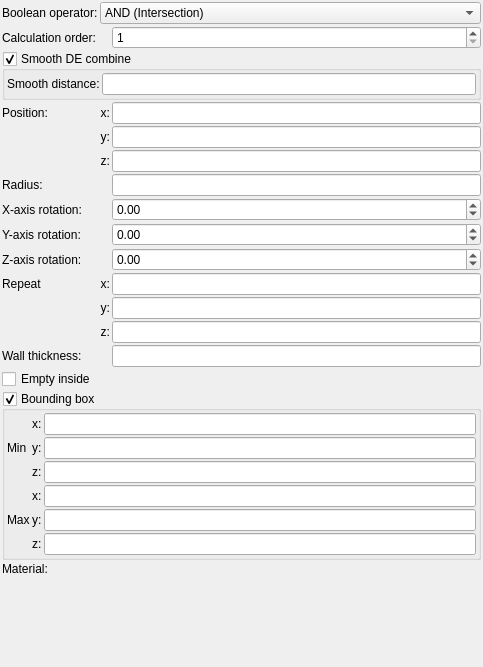
buddhi1980/mandelbulber2, file mandelbulber2/formula/ui/primitive_sphere.ui: the form before one commit.
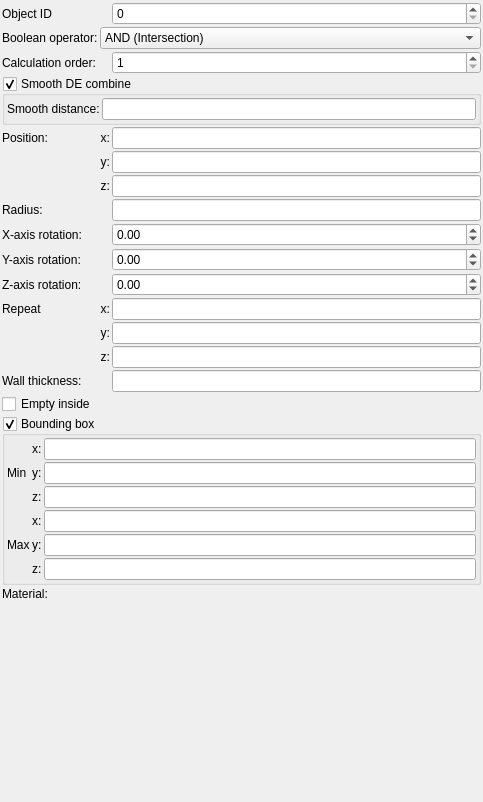
The form after the commit. Custom widgets are drawn as their Qt base class.

Commit message: Added object_id in box and sphere UIs (for testing) Added displaying of more object tree data in objects tree widget

The edit to the form file:
```diff
--- a/mandelbulber2/formula/ui/primitive_sphere.ui
+++ b/mandelbulber2/formula/ui/primitive_sphere.ui
@@ -7,7 +7,7 @@
     <x>0</x>
     <y>0</y>
     <width>483</width>
-    <height>667</height>
+    <height>802</height>
    </rect>
   </property>
   <property name="windowTitle">
@@ -34,17 +34,27 @@
      <property name="spacing">
       <number>2</number>
      </property>
-     <item row="4" column="1">
-      <widget class="QLabel" name="label_12">
+     <item row="11" column="1">
+      <widget class="QLabel" name="label_repeat_x_2">
        <property name="text">
-        <string>y:</string>
+        <string>x:</string>
        </property>
        <property name="alignment">
         <set>Qt::AlignRight|Qt::AlignTrailing|Qt::AlignVCenter</set>
        </property>
       </widget>
      </item>
-     <item row="3" column="2">
+     <item row="13" column="1">
+      <widget class="QLabel" name="label_repeat_z_2">
+       <property name="text">
+        <string>z:</string>
+       </property>
+       <property name="alignment">
+        <set>Qt::AlignRight|Qt::AlignTrailing|Qt::AlignVCenter</set>
+       </property>
+      </widget>
+     </item>
+     <item row="4" column="2">
       <widget class="MyLineEdit" name="vect3_position_x">
        <property name="sizePolicy">
         <sizepolicy hsizetype="Expanding" vsizetype="Maximum">
@@ -54,37 +64,121 @@
        </property>
       </widget>
      </item>
-     <item row="9" column="2">
-      <widget class="MyDoubleSpinBox" name="spinboxd3_rotation_z">
+     <item row="9" column="0">
+      <widget class="QLabel" name="label_y_rotation">
+       <property name="text">
+        <string>Y-axis rotation:</string>
+       </property>
+      </widget>
+     </item>
+     <item row="12" column="1">
+      <widget class="QLabel" name="label_repeat_y_2">
+       <property name="text">
+        <string>y:</string>
+       </property>
+       <property name="alignment">
+        <set>Qt::AlignRight|Qt::AlignTrailing|Qt::AlignVCenter</set>
+       </property>
+      </widget>
+     </item>
+     <item row="13" column="2">
+      <widget class="MyLineEdit" name="vect3_repeat_z">
        <property name="sizePolicy">
-        <sizepolicy hsizetype="Minimum" vsizetype="Maximum">
+        <sizepolicy hsizetype="Expanding" vsizetype="Maximum">
          <horstretch>0</horstretch>
          <verstretch>0</verstretch>
         </sizepolicy>
        </property>
-       <property name="prefix">
-        <string/>
-       </property>
-       <property name="suffix">
-        <string/>
-       </property>
-       <property name="decimals">
-        <number>2</number>
-       </property>
-       <property name="minimum">
-        <double>-36000.000000000000000</double>
-       </property>
-       <property name="maximum">
-        <double>36000.000000000000000</double>
-       </property>
-       <property name="singleStep">
-        <double>0.100000000000000</double>
-       </property>
       </widget>
      </item>
      <item row="10" column="2">
-      <widget class="MyLineEdit" name="vect3_repeat_x">
+      <widget class="MyDoubleSpinBox" name="spinboxd3_rotation_z">
        <property name="sizePolicy">
+        <sizepolicy hsizetype="Minimum" vsizetype="Maximum">
+         <horstretch>0</horstretch>
+         <verstretch>0</verstretch>
+        </sizepolicy>
+       </property>
+       <property name="prefix">
+        <string/>
+       </property>
+       <property name="suffix">
+        <string/>
+       </property>
+       <property name="decimals">
+        <number>2</number>
+       </property>
+       <property name="minimum">
+        <double>-36000.000000000000000</double>
+       </property>
+       <property name="maximum">
+        <double>36000.000000000000000</double>
+       </property>
+       <property name="singleStep">
+        <double>0.100000000000000</double>
+       </property>
+      </widget>
+     </item>
+     <item row="3" column="0" colspan="3">
+      <widget class="MyGroupBox" name="groupCheck_smooth_de_combine_enable">
+       <property name="title">
+        <string>Smooth DE combine</string>
+       </property>
+       <property name="checkable">
+        <bool>true</bool>
+       </property>
+       <layout class="QGridLayout" name="gridLayout_4">
+        <property name="leftMargin">
+         <number>2</number>
+        </property>
+        <property name="topMargin">
+         <number>2</number>
+        </property>
+        <property name="rightMargin">
+         <number>2</number>
+        </property>
+        <property name="bottomMargin">
+         <number>2</number>
+        </property>
+        <property name="spacing">
+         <number>2</number>
+        </property>
+        <item row="0" column="0">
+         <widget class="QLabel" name="label_306">
+          <property name="text">
+           <string>Smooth distance:</string>
+          </property>
+          <property name="wordWrap">
+           <bool>true</bool>
+          </property>
+         </widget>
+        </item>
+        <item row="0" column="1">
+         <widget class="MyLineEdit" name="logedit_smooth_de_combine_distance">
+          <property name="sizePolicy">
+           <sizepolicy hsizetype="Expanding" vsizetype="Maximum">
+            <horstretch>0</horstretch>
+            <verstretch>0</verstretch>
+           </sizepolicy>
+          </property>
+         </widget>
+        </item>
+       </layout>
+      </widget>
+     </item>
+     <item row="4" column="1">
+      <widget class="QLabel" name="label_11">
+       <property name="text">
+        <string>x:</string>
+       </property>
+       <property name="alignment">
+        <set>Qt::AlignRight|Qt::AlignTrailing|Qt::AlignVCenter</set>
+       </property>
+      </widget>
+     </item>
+     <item row="6" column="2">
+      <widget class="MyLineEdit" name="vect3_position_z">
+       <property name="sizePolicy">
         <sizepolicy hsizetype="Expanding" vsizetype="Maximum">
          <horstretch>0</horstretch>
          <verstretch>0</verstretch>
@@ -92,14 +186,143 @@
        </property>
       </widget>
      </item>
-     <item row="3" column="0">
+     <item row="14" column="2">
+      <widget class="MyLineEdit" name="logedit_wall_thickness">
+       <property name="sizePolicy">
+        <sizepolicy hsizetype="Expanding" vsizetype="Maximum">
+         <horstretch>0</horstretch>
+         <verstretch>0</verstretch>
+        </sizepolicy>
+       </property>
+      </widget>
+     </item>
+     <item row="2" column="0">
+      <widget class="QLabel" name="label_22">
+       <property name="text">
+        <string>Calculation order:</string>
+       </property>
+       <property name="wordWrap">
+        <bool>true</bool>
+       </property>
+      </widget>
+     </item>
+     <item row="10" column="0">
+      <widget class="QLabel" name="label_z_rotation">
+       <property name="text">
+        <string>Z-axis rotation:</string>
+       </property>
+      </widget>
+     </item>
+     <item row="12" column="2">
+      <widget class="MyLineEdit" name="vect3_repeat_y">
+       <property name="sizePolicy">
+        <sizepolicy hsizetype="Expanding" vsizetype="Maximum">
+         <horstretch>0</horstretch>
+         <verstretch>0</verstretch>
+        </sizepolicy>
+       </property>
+      </widget>
+     </item>
+     <item row="1" column="1" colspan="2">
+      <widget class="MyComboBox" name="comboBox_boolean_operator">
+       <property name="sizePolicy">
+        <sizepolicy hsizetype="Preferred" vsizetype="Preferred">
+         <horstretch>0</horstretch>
+         <verstretch>0</verstretch>
+        </sizepolicy>
+       </property>
+       <item>
+        <property name="text">
+         <string>AND (Intersection)</string>
+        </property>
+       </item>
+       <item>
+        <property name="text">
+         <string>OR (Union)</string>
+        </property>
+       </item>
+       <item>
+        <property name="text">
+         <string>SUB (Complement)</string>
+        </property>
+       </item>
+       <item>
+        <property name="text">
+         <string>rev SUB (B-A)</string>
+        </property>
+       </item>
+      </widget>
+     </item>
+     <item row="7" column="0">
+      <widget class="QLabel" name="label_7">
+       <property name="text">
+        <string>Radius:</string>
+       </property>
+      </widget>
+     </item>
+     <item row="5" column="1">
+      <widget class="QLabel" name="label_12">
+       <property name="text">
+        <string>y:</string>
+       </property>
+       <property name="alignment">
+        <set>Qt::AlignRight|Qt::AlignTrailing|Qt::AlignVCenter</set>
+       </property>
+      </widget>
+     </item>
+     <item row="1" column="0">
+      <widget class="QLabel" name="label_21">
+       <property name="text">
+        <string>Boolean operator:</string>
+       </property>
+       <property name="wordWrap">
+        <bool>true</bool>
+       </property>
+      </widget>
+     </item>
+     <item row="8" column="2">
+      <widget class="MyDoubleSpinBox" name="spinboxd3_rotation_x">
+       <property name="sizePolicy">
+        <sizepolicy hsizetype="Minimum" vsizetype="Maximum">
+         <horstretch>0</horstretch>
+         <verstretch>0</verstretch>
+        </sizepolicy>
+       </property>
+       <property name="prefix">
+        <string/>
+       </property>
+       <property name="suffix">
+        <string/>
+       </property>
+       <property name="decimals">
+        <number>2</number>
+       </property>
+       <property name="minimum">
+        <double>-36000.000000000000000</double>
+       </property>
+       <property name="maximum">
+        <double>36000.000000000000000</double>
+       </property>
+       <property name="singleStep">
+        <double>0.100000000000000</double>
+       </property>
+      </widget>
+     </item>
+     <item row="14" column="0">
+      <widget class="QLabel" name="label_3">
+       <property name="text">
+        <string>Wall thickness:</string>
+       </property>
+      </widget>
+     </item>
+     <item row="4" column="0">
       <widget class="QLabel" name="label_10">
        <property name="text">
         <string>Position:</string>
        </property>
       </widget>
      </item>
-     <item row="17" column="1" colspan="2">
+     <item row="18" column="1" colspan="2">
       <widget class="cMaterialSelector" name="materialselector_material_id" native="true">
        <property name="sizePolicy">
         <sizepolicy hsizetype="Preferred" vsizetype="Minimum">
@@ -109,8 +332,31 @@
        </property>
       </widget>
      </item>
-     <item row="12" column="1">
-      <widget class="QLabel" name="label_repeat_z_2">
+     <item row="15" column="0" colspan="3">
+      <widget class="MyCheckBox" name="checkBox_empty">
+       <property name="sizePolicy">
+        <sizepolicy hsizetype="Minimum" vsizetype="Maximum">
+         <horstretch>0</horstretch>
+         <verstretch>0</verstretch>
+        </sizepolicy>
+       </property>
+       <property name="text">
+        <string>Empty inside</string>
+       </property>
+      </widget>
+     </item>
+     <item row="11" column="2">
+      <widget class="MyLineEdit" name="vect3_repeat_x">
+       <property name="sizePolicy">
+        <sizepolicy hsizetype="Expanding" vsizetype="Maximum">
+         <horstretch>0</horstretch>
+         <verstretch>0</verstretch>
+        </sizepolicy>
+       </property>
+      </widget>
+     </item>
+     <item row="6" column="1">
+      <widget class="QLabel" name="label_13">
        <property name="text">
         <string>z:</string>
        </property>
@@ -119,41 +365,95 @@
        </property>
       </widget>
      </item>
+     <item row="2" column="2">
+      <widget class="MySpinBox" name="spinboxInt_calculation_order">
+       <property name="sizePolicy">
+        <sizepolicy hsizetype="Minimum" vsizetype="Maximum">
+         <horstretch>0</horstretch>
+         <verstretch>0</verstretch>
+        </sizepolicy>
+       </property>
+       <property name="toolTip">
+        <string>&lt;html&gt;&lt;head/&gt;&lt;body&gt;&lt;p&gt;Order of calculation boolean operators. Object with lower number will be calculated first.&lt;/p&gt;&lt;/body&gt;&lt;/html&gt;</string>
+       </property>
+       <property name="minimum">
+        <number>1</number>
+       </property>
+       <property name="maximum">
+        <number>9999</number>
+       </property>
+      </widget>
+     </item>
      <item row="8" column="0">
-      <widget class="QLabel" name="label_y_rotation">
+      <widget class="QLabel" name="label_x_rotation">
        <property name="text">
-        <string>Y-axis rotation:</string>
+        <string>X-axis rotation:</string>
        </property>
       </widget>
      </item>
-     <item row="3" column="1">
-      <widget class="QLabel" name="label_11">
-       <property name="text">
-        <string>x:</string>
+     <item row="7" column="2">
+      <widget class="MyLineEdit" name="logedit_radius">
+       <property name="sizePolicy">
+        <sizepolicy hsizetype="Expanding" vsizetype="Maximum">
+         <horstretch>0</horstretch>
+         <verstretch>0</verstretch>
+        </sizepolicy>
        </property>
-       <property name="alignment">
-        <set>Qt::AlignRight|Qt::AlignTrailing|Qt::AlignVCenter</set>
-       </property>
       </widget>
      </item>
-     <item row="10" column="0">
+     <item row="11" column="0">
       <widget class="QLabel" name="label_2">
        <property name="text">
         <string>Repeat</string>
        </property>
       </widget>
      </item>
-     <item row="1" column="0">
-      <widget class="QLabel" name="label_22">
+     <item row="9" column="2">
+      <widget class="MyDoubleSpinBox" name="spinboxd3_rotation_y">
+       <property name="sizePolicy">
+        <sizepolicy hsizetype="Minimum" vsizetype="Maximum">
+         <horstretch>0</horstretch>
+         <verstretch>0</verstretch>
+        </sizepolicy>
+       </property>
+       <property name="prefix">
+        <string/>
+       </property>
+       <property name="suffix">
+        <string/>
+       </property>
+       <property name="decimals">
+        <number>2</number>
+       </property>
+       <property name="minimum">
+        <double>-36000.000000000000000</double>
+       </property>
+       <property name="maximum">
+        <double>36000.000000000000000</double>
+       </property>
+       <property name="singleStep">
+        <double>0.100000000000000</double>
+       </property>
+      </widget>
+     </item>
+     <item row="5" column="2">
+      <widget class="MyLineEdit" name="vect3_position_y">
+       <property name="sizePolicy">
+        <sizepolicy hsizetype="Expanding" vsizetype="Maximum">
+         <horstretch>0</horstretch>
+         <verstretch>0</verstretch>
+        </sizepolicy>
+       </property>
+      </widget>
+     </item>
+     <item row="18" column="0">
+      <widget class="QLabel" name="label_20">
        <property name="text">
-        <string>Calculation order:</string>
-       </property>
-       <property name="wordWrap">
-        <bool>true</bool>
+        <string>Material:</string>
        </property>
       </widget>
      </item>
-     <item row="15" column="0" colspan="3">
+     <item row="16" column="0" colspan="3">
       <widget class="MyGroupBox" name="groupCheck_limits_enable">
        <property name="title">
         <string>Bounding box</string>
@@ -320,303 +620,23 @@
        </layout>
       </widget>
      </item>
-     <item row="17" column="0">
-      <widget class="QLabel" name="label_20">
-       <property name="text">
-        <string>Material:</string>
-       </property>
-      </widget>
-     </item>
-     <item row="10" column="1">
-      <widget class="QLabel" name="label_repeat_x_2">
-       <property name="text">
-        <string>x:</string>
-       </property>
-       <property name="alignment">
-        <set>Qt::AlignRight|Qt::AlignTrailing|Qt::AlignVCenter</set>
-       </property>
-      </widget>
-     </item>
-     <item row="9" column="0">
-      <widget class="QLabel" name="label_z_rotation">
-       <property name="text">
-        <string>Z-axis rotation:</string>
-       </property>
-      </widget>
-     </item>
-     <item row="1" column="2">
-      <widget class="MySpinBox" name="spinboxInt_calculation_order">
-       <property name="sizePolicy">
-        <sizepolicy hsizetype="Minimum" vsizetype="Maximum">
-         <horstretch>0</horstretch>
-         <verstretch>0</verstretch>
-        </sizepolicy>
-       </property>
-       <property name="toolTip">
-        <string>&lt;html&gt;&lt;head/&gt;&lt;body&gt;&lt;p&gt;Order of calculation boolean operators. Object with lower number will be calculated first.&lt;/p&gt;&lt;/body&gt;&lt;/html&gt;</string>
-       </property>
-       <property name="minimum">
-        <number>1</number>
-       </property>
-       <property name="maximum">
-        <number>9999</number>
-       </property>
-      </widget>
-     </item>
-     <item row="5" column="2">
-      <widget class="MyLineEdit" name="vect3_position_z">
-       <property name="sizePolicy">
-        <sizepolicy hsizetype="Expanding" vsizetype="Maximum">
-         <horstretch>0</horstretch>
-         <verstretch>0</verstretch>
-        </sizepolicy>
-       </property>
-      </widget>
-     </item>
-     <item row="8" column="2">
-      <widget class="MyDoubleSpinBox" name="spinboxd3_rotation_y">
-       <property name="sizePolicy">
-        <sizepolicy hsizetype="Minimum" vsizetype="Maximum">
-         <horstretch>0</horstretch>
-         <verstretch>0</verstretch>
-        </sizepolicy>
-       </property>
-       <property name="prefix">
-        <string/>
-       </property>
-       <property name="suffix">
-        <string/>
-       </property>
-       <property name="decimals">
-        <number>2</number>
-       </property>
-       <property name="minimum">
-        <double>-36000.000000000000000</double>
-       </property>
-       <property name="maximum">
-        <double>36000.000000000000000</double>
-       </property>
-       <property name="singleStep">
-        <double>0.100000000000000</double>
-       </property>
-      </widget>
-     </item>
-     <item row="14" column="0" colspan="3">
-      <widget class="MyCheckBox" name="checkBox_empty">
-       <property name="sizePolicy">
-        <sizepolicy hsizetype="Minimum" vsizetype="Maximum">
-         <horstretch>0</horstretch>
-         <verstretch>0</verstretch>
-        </sizepolicy>
-       </property>
-       <property name="text">
-        <string>Empty inside</string>
-       </property>
-      </widget>
-     </item>
-     <item row="2" column="0" colspan="3">
-      <widget class="MyGroupBox" name="groupCheck_smooth_de_combine_enable">
-       <property name="title">
-        <string>Smooth DE combine</string>
-       </property>
-       <property name="checkable">
-        <bool>true</bool>
-       </property>
-       <layout class="QGridLayout" name="gridLayout_4">
-        <property name="leftMargin">
-         <number>2</number>
-        </property>
-        <property name="topMargin">
-         <number>2</number>
-        </property>
-        <property name="rightMargin">
-         <number>2</number>
-        </property>
-        <property name="bottomMargin">
-         <number>2</number>
-        </property>
-        <property name="spacing">
-         <number>2</number>
-        </property>
-        <item row="0" column="0">
-         <widget class="QLabel" name="label_306">
-          <property name="text">
-           <string>Smooth distance:</string>
-          </property>
-          <property name="wordWrap">
-           <bool>true</bool>
-          </property>
-         </widget>
-        </item>
-        <item row="0" column="1">
-         <widget class="MyLineEdit" name="logedit_smooth_de_combine_distance">
-          <property name="sizePolicy">
-           <sizepolicy hsizetype="Expanding" vsizetype="Maximum">
-            <horstretch>0</horstretch>
-            <verstretch>0</verstretch>
-           </sizepolicy>
-          </property>
-         </widget>
-        </item>
-       </layout>
-      </widget>
-     </item>
-     <item row="7" column="2">
-      <widget class="MyDoubleSpinBox" name="spinboxd3_rotation_x">
-       <property name="sizePolicy">
-        <sizepolicy hsizetype="Minimum" vsizetype="Maximum">
-         <horstretch>0</horstretch>
-         <verstretch>0</verstretch>
-        </sizepolicy>
-       </property>
-       <property name="prefix">
-        <string/>
-       </property>
-       <property name="suffix">
-        <string/>
-       </property>
-       <property name="decimals">
-        <number>2</number>
-       </property>
-       <property name="minimum">
-        <double>-36000.000000000000000</double>
-       </property>
-       <property name="maximum">
-        <double>36000.000000000000000</double>
-       </property>
-       <property name="singleStep">
-        <double>0.100000000000000</double>
-       </property>
-      </widget>
-     </item>
-     <item row="12" column="2">
-      <widget class="MyLineEdit" name="vect3_repeat_z">
-       <property name="sizePolicy">
-        <sizepolicy hsizetype="Expanding" vsizetype="Maximum">
-         <horstretch>0</horstretch>
-         <verstretch>0</verstretch>
-        </sizepolicy>
-       </property>
-      </widget>
-     </item>
-     <item row="5" column="1">
-      <widget class="QLabel" name="label_13">
-       <property name="text">
-        <string>z:</string>
-       </property>
-       <property name="alignment">
-        <set>Qt::AlignRight|Qt::AlignTrailing|Qt::AlignVCenter</set>
-       </property>
-      </widget>
-     </item>
-     <item row="11" column="2">
-      <widget class="MyLineEdit" name="vect3_repeat_y">
-       <property name="sizePolicy">
-        <sizepolicy hsizetype="Expanding" vsizetype="Maximum">
-         <horstretch>0</horstretch>
-         <verstretch>0</verstretch>
-        </sizepolicy>
-       </property>
-      </widget>
-     </item>
-     <item row="0" column="1" colspan="2">
-      <widget class="MyComboBox" name="comboBox_boolean_operator">
-       <property name="sizePolicy">
-        <sizepolicy hsizetype="Preferred" vsizetype="Preferred">
-         <horstretch>0</horstretch>
-         <verstretch>0</verstretch>
-        </sizepolicy>
-       </property>
-       <item>
-        <property name="text">
-         <string>AND (Intersection)</string>
-        </property>
-       </item>
-       <item>
-        <property name="text">
-         <string>OR (Union)</string>
-        </property>
-       </item>
-       <item>
-        <property name="text">
-         <string>SUB (Complement)</string>
-        </property>
-       </item>
-       <item>
-        <property name="text">
-         <string>rev SUB (B-A)</string>
-        </property>
-       </item>
-      </widget>
-     </item>
-     <item row="7" column="0">
-      <widget class="QLabel" name="label_x_rotation">
-       <property name="text">
-        <string>X-axis rotation:</string>
-       </property>
-      </widget>
-     </item>
-     <item row="6" column="2">
-      <widget class="MyLineEdit" name="logedit_radius">
-       <property name="sizePolicy">
-        <sizepolicy hsizetype="Expanding" vsizetype="Maximum">
-         <horstretch>0</horstretch>
-         <verstretch>0</verstretch>
-        </sizepolicy>
-       </property>
-      </widget>
-     </item>
-     <item row="11" column="1">
-      <widget class="QLabel" name="label_repeat_y_2">
-       <property name="text">
-        <string>y:</string>
-       </property>
-       <property name="alignment">
-        <set>Qt::AlignRight|Qt::AlignTrailing|Qt::AlignVCenter</set>
-       </property>
-      </widget>
-     </item>
-     <item row="6" column="0">
-      <widget class="QLabel" name="label_7">
-       <property name="text">
-        <string>Radius:</string>
-       </property>
-      </widget>
-     </item>
      <item row="0" column="0">
-      <widget class="QLabel" name="label_21">
+      <widget class="QLabel" name="label_4">
        <property name="text">
-        <string>Boolean operator:</string>
+        <string>Object ID</string>
        </property>
-       <property name="wordWrap">
+      </widget>
+     </item>
+     <item row="0" column="2">
+      <widget class="MySpinBox" name="spinboxInt_object_id">
+       <property name="enabled">
         <bool>true</bool>
        </property>
-      </widget>
-     </item>
-     <item row="4" column="2">
-      <widget class="MyLineEdit" name="vect3_position_y">
-       <property name="sizePolicy">
-        <sizepolicy hsizetype="Expanding" vsizetype="Maximum">
-         <horstretch>0</horstretch>
-         <verstretch>0</verstretch>
-        </sizepolicy>
+       <property name="maximum">
+        <number>99999</number>
        </property>
-      </widget>
-     </item>
-     <item row="13" column="2">
-      <widget class="MyLineEdit" name="logedit_wall_thickness">
-       <property name="sizePolicy">
-        <sizepolicy hsizetype="Expanding" vsizetype="Maximum">
-         <horstretch>0</horstretch>
-         <verstretch>0</verstretch>
-        </sizepolicy>
-       </property>
-      </widget>
-     </item>
-     <item row="13" column="0">
-      <widget class="QLabel" name="label_3">
-       <property name="text">
-        <string>Wall thickness:</string>
+       <property name="value">
+        <number>0</number>
        </property>
       </widget>
      </item>
```
The commit also changes 6 other files.
